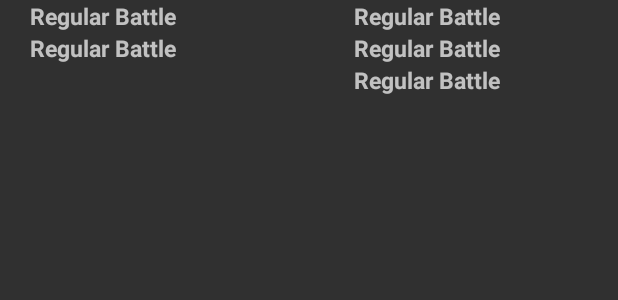
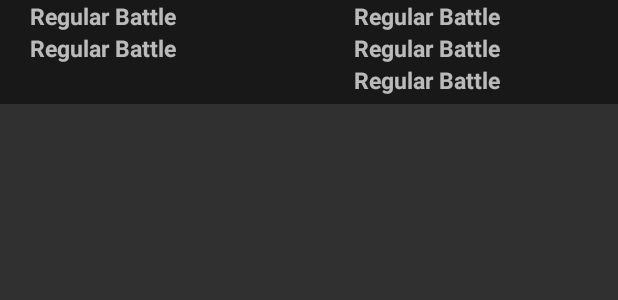
Before and after one commit to kazukioishi/IkaStageWidget, an Android app: the layout ikawidget_layout.xml on its own in the app's theme, with its tools: preview values and no code run, on a phone screen of 412 x 824 dp. Shown: the top 300 px of the screen. Run offline under Robolectric (Android 15) with nearby library versions, the phone set to English and light mode, and no system bars.

Commit message:
ほぼ完成

```diff
--- a/app/src/main/kotlin/xyz/myskng/ikastagewidget/service/WidgetUpdaterService.kt
+++ b/app/src/main/kotlin/xyz/myskng/ikastagewidget/service/WidgetUpdaterService.kt
@@ -11,6 +11,7 @@ import android.graphics.Bitmap
 import android.graphics.Color
 import android.widget.RemoteViews
 import xyz.myskng.ikastagewidget.R
+import xyz.myskng.ikastagewidget.activity.MainActivity
 import xyz.myskng.ikastagewidget.api.StageInfo
 import xyz.myskng.ikastagewidget.model.GachiStage
 import xyz.myskng.ikastagewidget.model.Stage
@@ -53,6 +54,10 @@ class WidgetUpdaterService : IntentService("WidgetUpdaterService") {
             var timetext : String = timeformat?.format(regular?.startTime) + "~" + timeformat?.format(regular?.endTime)
             var timetextbitmap : Bitmap = TextRenderer.getFontBitmap(context,timetext,Color.WHITE,20f)
             remoteview.setImageViewBitmap(R.id.time_text_imageview,timetextbitmap)
+            //set on click listener
+            val mainintent : Intent = Intent(context,MainActivity::class.java)
+            val pmainintent : PendingIntent = PendingIntent.getActivity(context, 0, mainintent, 0)
+            remoteview.setOnClickPendingIntent(R.id.widget_background,pmainintent)
             //set timer
             var calendar : Calendar = Calendar.getInstance()
             calendar.time = regular?.endTime
--- a/app/src/main/res/layout/content_main.xml
+++ b/app/src/main/res/layout/content_main.xml
@@ -15,6 +15,7 @@
             android:layout_height="match_parent">
         <android.support.v7.internal.widget.ListViewCompat
                 android:id="@+id/ikalistview"
+                android:background="#00000000"
                 android:layout_width="match_parent"
                 android:layout_height="match_parent"/>
     </android.support.v4.widget.SwipeRefreshLayout>
--- a/app/src/main/res/layout/ikawidget_layout.xml
+++ b/app/src/main/res/layout/ikawidget_layout.xml
@@ -1,8 +1,10 @@
 <?xml version="1.0" encoding="utf-8"?>
 <LinearLayout xmlns:android="http://schemas.android.com/apk/res/android"
+              android:id="@+id/widget_background"
               android:orientation="horizontal"
+              android:background="#7f000000"
               android:layout_width="match_parent"
-              android:layout_height="match_parent">
+              android:layout_height="wrap_content">
     <LinearLayout
             android:layout_width="0dp"
             android:layout_height="wrap_content"
```
